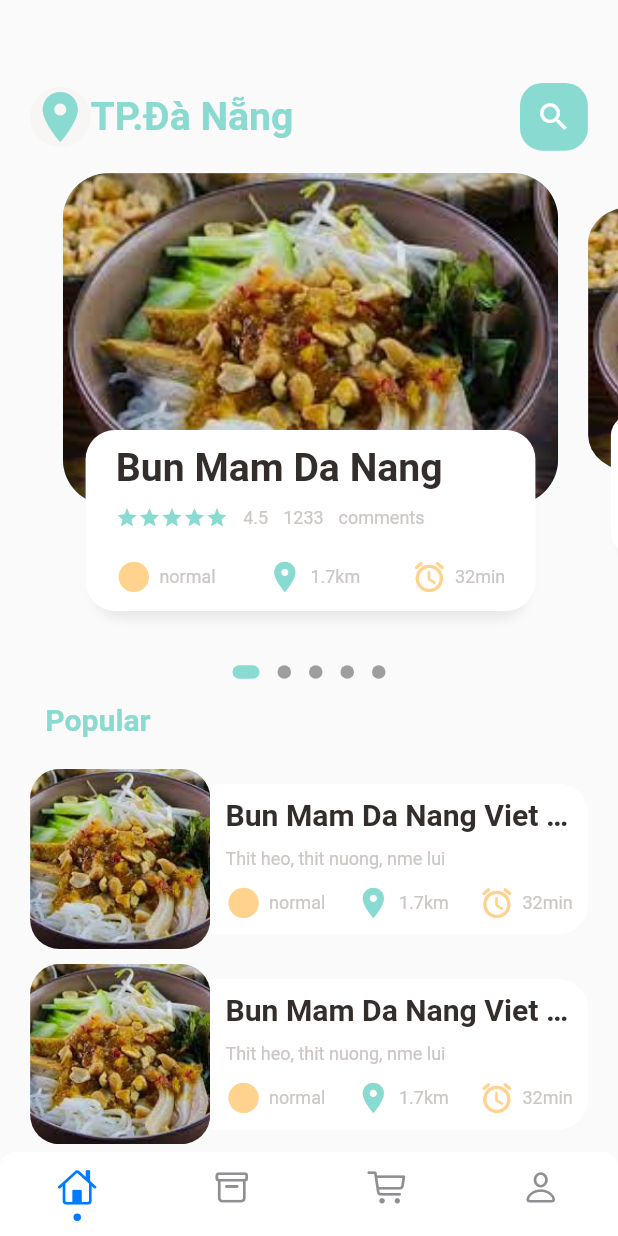
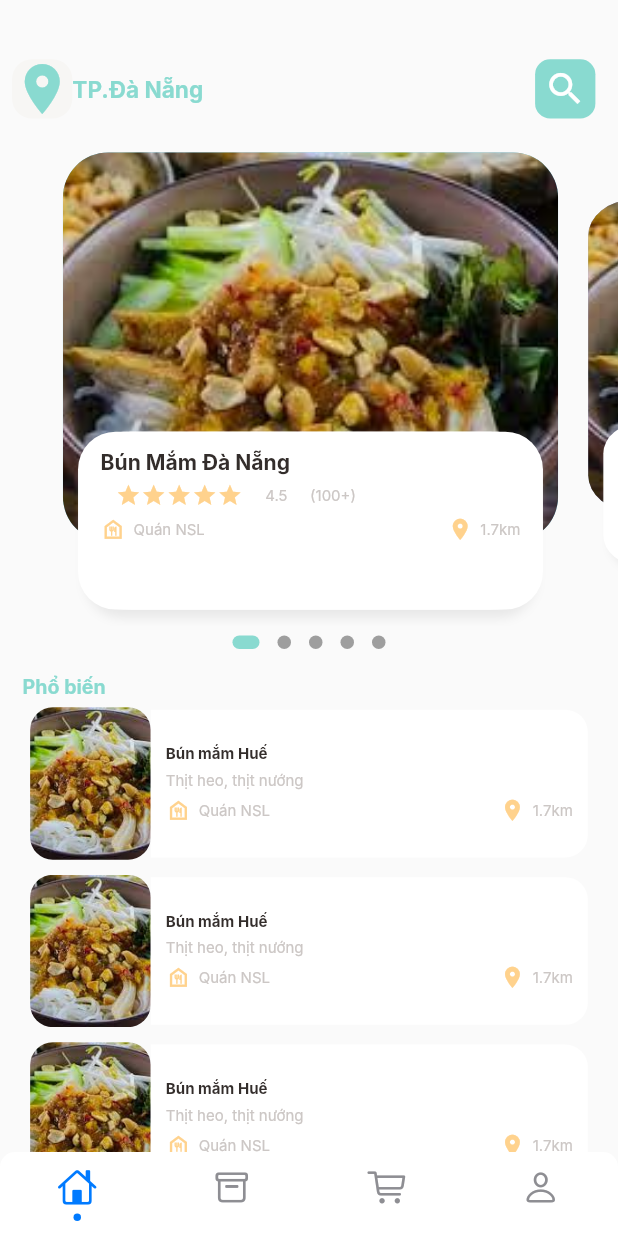
Before and after one commit to nthanhthan/app_food, a Flutter app: the screen it shows after launch, on a phone screen of 412 x 824 dp. Run offline on Flutter 3.47's test engine with Material 2 defaults, Android fonts, the phone set to English and light mode, and no system bars; drawn by our look-alikes of dots_indicator, persistent_bottom_nav_bar; our stand-ins replace flutter_screenutil, get; Roboto replaces fonts that are missing (Inter).

Commit message:
Edit Dimention Flutter_ScreenUtil

```diff
--- a/lib/main.dart
+++ b/lib/main.dart
@@ -1,7 +1,9 @@
 import 'package:app_food/routes/route_helper.dart';
 import 'package:flutter/material.dart';
+import 'package:flutter_screenutil/flutter_screenutil.dart';
 import 'package:get/get.dart';
-void main() {
+void main() async{
+  await ScreenUtil.ensureScreenSize();
   runApp(const MyApp());
 }
 
@@ -10,12 +12,22 @@ class MyApp extends StatelessWidget {
 
   @override
   Widget build(BuildContext context) {
+    return ScreenUtilInit(
+      designSize: const Size(410, 730),
+      minTextAdapt: true,
+      splitScreenMode: true,
+      builder: (context , child) {
         return GetMaterialApp(
           debugShowCheckedModeBanner: false,
           title: 'Flutter Demo',
           // home: MainFoodPage(),
+
           initialRoute: RouteHelper.getInitial(),
           getPages: RouteHelper.routes,
         );
+      },
+      // child: const HomePage(title: 'First Method'),
+    );
+
   }
 }
--- a/lib/pages/home/food_page_body.dart
+++ b/lib/pages/home/food_page_body.dart
@@ -1,6 +1,7 @@
 
 import 'package:dots_indicator/dots_indicator.dart';
 import 'package:flutter/material.dart';
+import 'package:flutter_screenutil/flutter_screenutil.dart';
 
 import '../../utils/colors.dart';
 import '../../utils/dimensions.dart';
@@ -21,7 +22,7 @@ class _FoodPageBodyState extends State<FoodPageBody> {
   PageController pageController = PageController(viewportFraction: 0.85);
   var _currPageValue = 0.0;
   double _scaleFactor = 0.8;
-  double _height = Dimensions.pageViewContainer;
+  double _height = ScreenUtil().setHeight(280);
   @override
   void initState() {
     super.initState();
@@ -44,7 +45,7 @@ class _FoodPageBodyState extends State<FoodPageBody> {
       children: [
         //slider section
         Container(
-          height: Dimensions.pageView,
+          height: ScreenUtil().setHeight(280),
           child: PageView.builder(
               controller: pageController,
               itemCount: 5,
@@ -66,23 +67,22 @@ class _FoodPageBodyState extends State<FoodPageBody> {
         ),
         //Popular Text
         SizedBox(
-          height: Dimensions.height10,
+          height: ScreenUtil().setHeight(10),
         ),
         Container(
-          margin: EdgeInsets.only(left: Dimensions.width30),
+          margin: EdgeInsets.only(left: ScreenUtil().setWidth(15)),
           child: Row(
             crossAxisAlignment: CrossAxisAlignment.end,
             children: [
-              BigText(text: "Popular",
+              BigText(text: "Phổ biến",
                 color: AppColors.mainColor,
-
               ),
             ],
           ),
         ),
         //list of  food and images
         ListView.builder(
-          padding: EdgeInsets.only(top: Dimensions.height20),
+          padding: EdgeInsets.only(top: ScreenUtil().setHeight(5)),
             physics: NeverScrollableScrollPhysics(),
               shrinkWrap: true,
               itemCount: 10,
@@ -94,11 +94,11 @@ class _FoodPageBodyState extends State<FoodPageBody> {
                     children: [
                       //image section
                       Container(
-                        width: Dimensions.listViewImgSize,
-                        height: Dimensions.listViewImgSize,
+                        width:ScreenUtil().setWidth(80),
+                        height: ScreenUtil().setHeight(90),
                         decoration: BoxDecoration(
                             borderRadius:
-                                BorderRadius.circular(Dimensions.radius20),
+                                BorderRadius.circular(ScreenUtil().radius(15)),
                             color: Colors.white38,
                             image: DecorationImage(
                               fit: BoxFit.cover,
@@ -107,38 +107,34 @@ class _FoodPageBodyState extends State<FoodPageBody> {
                       //text container
                       Expanded(
                         child: Container(
-                          height: Dimensions.listViewTextContSize,
+                          height: ScreenUtil().setWidth(98),
                           decoration: BoxDecoration(
                             borderRadius: BorderRadius.only(
-                              topRight: Radius.circular(Dimensions.radius20),
-                              bottomRight: Radius.circular(Dimensions.radius20),
+                              topRight: Radius.circular(ScreenUtil().radius(15)),
+                              bottomRight: Radius.circular(ScreenUtil().radius(15)),
                             ),
                             color: Colors.white,
                           ),
                           child: Padding(
-                            padding: EdgeInsets.only(left: Dimensions.width10,right: Dimensions.width10),
+                            padding: EdgeInsets.only(left: ScreenUtil().setWidth(10),right:  ScreenUtil().setWidth(10)),
                             child: Column(
                               crossAxisAlignment: CrossAxisAlignment.start,
                               mainAxisAlignment: MainAxisAlignment.center,
                               children: [
-                                BigText(text: "Bun Mam Da Nang Viet Nam"),
-                                SizedBox(height: Dimensions.height10,),
-                                SmallText(text: "Thit heo, thit nuong, nme lui"),
-                                SizedBox(height: Dimensions.height10,),
+                                BigText(text: "Bún mắm Huế",size:  ScreenUtil().setSp(10),),
+                                SizedBox(height:  ScreenUtil().setHeight(5),),
+                                SmallText(text: "Thịt heo, thịt nướng"),
+                                SizedBox(height: ScreenUtil().setHeight(5),),
                                 Row(
                                   mainAxisAlignment: MainAxisAlignment.spaceBetween,
                                   children: [
                                     IconAndTextWidget(
-                                        icon: Icons.circle_sharp,
-                                        text: "normal",
+                                        icon: Icons.food_bank_outlined,
+                                        text: "Quán NSL",
                                         iconColor: AppColors.iconColor1),
                                     IconAndTextWidget(
                                         icon: Icons.location_on,
                                         text: "1.7km",
-                                        iconColor: AppColors.mainColor),
-                                    IconAndTextWidget(
-                                        icon: Icons.access_alarm_rounded,
-                                        text: "32min",
                                         iconColor: AppColors.iconColor1),
                                   ],
                                 )
@@ -186,11 +182,11 @@ class _FoodPageBodyState extends State<FoodPageBody> {
       child: Stack(
         children: [
           Container(
-            height: Dimensions.pageViewContainer,
+            height: ScreenUtil().setHeight(230),
             margin: EdgeInsets.only(
-                left: Dimensions.width10, right: Dimensions.width10),
+                left: ScreenUtil().setWidth(10), right: ScreenUtil().setWidth(10)),
             decoration: BoxDecoration(
-                borderRadius: BorderRadius.circular(Dimensions.radius30),
+                borderRadius: BorderRadius.circular(ScreenUtil().radius(30)),
                 color: index.isEven ? Color(0xFF69c5df) : Color(0xFF9294cc),
                 image: DecorationImage(
                     fit: BoxFit.cover,
@@ -199,13 +195,13 @@ class _FoodPageBodyState extends State<FoodPageBody> {
           Align(
             alignment: Alignment.bottomCenter,
             child: Container(
-              height: Dimensions.pageViewTextContainer,
+              height: ScreenUtil().setHeight(105),
               margin: EdgeInsets.only(
-                  left: Dimensions.width30,
-                  right: Dimensions.width30,
-                  bottom: Dimensions.height30),
+                  left: ScreenUtil().setWidth(25),
+                  right: ScreenUtil().setWidth(25),
+                  bottom:ScreenUtil().setHeight(10)),
               decoration: BoxDecoration(
-                  borderRadius: BorderRadius.circular(Dimensions.radius20),
+                  borderRadius: BorderRadius.circular(ScreenUtil().radius(25)),
                   color: Colors.white,
                   boxShadow: [
                     BoxShadow(
@@ -217,10 +213,10 @@ class _FoodPageBodyState extends State<FoodPageBody> {
                   ]),
               child: Container(
                 padding: EdgeInsets.only(
-                    top: Dimensions.height10,
-                    left: Dimensions.height15,
-                    right: Dimensions.height15),
-                child: AppColumn(text: "Bun Mam Da Nang"),
+                    top: ScreenUtil().setHeight(10),
+                    left: ScreenUtil().setWidth(10),
+                    right: ScreenUtil().setWidth(10)),
+                child: AppColumn(text: "Bún Mắm Đà Nẵng"),
               ),
             ),
           )
--- a/lib/pages/home/main_food_page.dart
+++ b/lib/pages/home/main_food_page.dart
@@ -1,4 +1,5 @@
 import 'package:flutter/material.dart';
+import 'package:flutter_screenutil/flutter_screenutil.dart';
 
 import '../../utils/colors.dart';
 import '../../utils/dimensions.dart';
@@ -23,9 +24,9 @@ class _MainFoodPageState extends State<MainFoodPage> {
           Container(
             child: Container(
               margin: EdgeInsets.only(
-                  top: Dimensions.height55, bottom: Dimensions.height15),
+                  top: ScreenUtil().setHeight(35), bottom:ScreenUtil().setHeight(20)),
               padding: EdgeInsets.only(
-                  left: Dimensions.width20, right: Dimensions.width20),
+                  left: ScreenUtil().setWidth(8), right:ScreenUtil().setWidth(15)),
               child: Row(
                 mainAxisAlignment: MainAxisAlignment.spaceBetween,
                 children: [
@@ -35,19 +36,19 @@ class _MainFoodPageState extends State<MainFoodPage> {
                       BigText(
                         text: "TP.Đà Nẵng",
                         color: AppColors.mainColor,
-                        size: Dimensions.font26,
+                        size: ScreenUtil().setSp(15),
                       ),
                     ],
                   ),
                   Center(
                     child: Container(
-                      width: Dimensions.height45,
-                      height: Dimensions.height45,
+                      width: ScreenUtil().setWidth(40),
+                      height: ScreenUtil().setHeight(35),
                       child: Icon(Icons.search,
-                          color: Colors.white, size: Dimensions.iconSize24),
+                          color: Colors.white, size: ScreenUtil().setHeight(25)),
                       decoration: BoxDecoration(
                         borderRadius:
-                            BorderRadius.circular(Dimensions.radius15),
+                            BorderRadius.circular(ScreenUtil().radius(10)),
                         color: AppColors.mainColor,
                       ),
                     ),
--- a/lib/routes/route_helper.dart
+++ b/lib/routes/route_helper.dart
@@ -1,3 +1,4 @@
+import 'package:app_food/auth/sign_in_page.dart';
 import 'package:get/get_navigation/src/routes/get_route.dart';
 
 import '../pages/home/home_page.dart';
--- a/lib/utils/colors.dart
+++ b/lib/utils/colors.dart
@@ -12,4 +12,5 @@ class AppColors{
   static final Color titleColor=const Color(0xFF5c524f);
   static final Color mainBlackColor=const Color(0xFF332d2b);
   static final Color yellowColor=const Color(0xFFffd379);
+  static final Color borderBottom=const Color(0xFFD9D9D9);
 }
--- a/lib/utils/dimensions.dart
+++ b/lib/utils/dimensions.dart
@@ -38,9 +38,9 @@ static double iconSize24=screenHeight/34.17;
 static double listViewImgSize=screenWidth/3.43; //411/120
 static double listViewTextContSize=screenWidth/4.11;  //411/100
 
-//pupular food
-static double popularFoodImgSize=screenHeight/2.34;
+//popular food
+static double popularFoodImgSize=screenHeight/3;
 
 //bottom height
-static double bottomHeightBar=screenHeight/6.83;
+static double bottomHeightBar=screenHeight/9;
 }
--- a/lib/widgets/app_column.dart
+++ b/lib/widgets/app_column.dart
@@ -1,4 +1,5 @@
 import 'package:flutter/material.dart';
+import 'package:flutter_screenutil/flutter_screenutil.dart';
 
 
 import '../utils/colors.dart';
@@ -17,53 +18,49 @@ class AppColumn extends StatelessWidget {
     return Column(
       crossAxisAlignment: CrossAxisAlignment.start,
       children: [
-        BigText(text: text,size: Dimensions.font26,),
+        BigText(text: text,size: ScreenUtil().setSp(14),),
         SizedBox(
-          height: Dimensions.height10,
+          height: ScreenUtil().setHeight(5),
         ),
         Row(
           children: [
+            SizedBox(
+              width: ScreenUtil().setWidth(10),
+            ),
             Wrap(
               children: List.generate(5, (index) {
                 return Icon(
                   Icons.star,
-                  color: AppColors.mainColor,
-                  size: 15,
+                  color: AppColors.iconColor1,
+                  size: ScreenUtil().setHeight(15),
                 );
               }),
             ),
             SizedBox(
-              width: 10,
+              width: ScreenUtil().setWidth(15),
             ),
             SmallText(text: "4.5"),
             SizedBox(
-              width: 10,
+              width: ScreenUtil().setWidth(15),
             ),
-            SmallText(text: "1233"),
-            SizedBox(
-              width: 10,
-            ),
-            SmallText(text: "comments")
+            SmallText(text: "(100+)")
           ],
         ),
         SizedBox(
-          height: Dimensions.height20,
+          height:ScreenUtil().setHeight(5),
         ),
         Row(
           mainAxisAlignment: MainAxisAlignment.spaceBetween,
           children: [
             IconAndTextWidget(
-                icon: Icons.circle_sharp,
-                text: "normal",
+                icon: Icons.food_bank_outlined,
+                text: "Quán NSL",
                 iconColor: AppColors.iconColor1),
             IconAndTextWidget(
                 icon: Icons.location_on,
                 text: "1.7km",
-                iconColor: AppColors.mainColor),
-            IconAndTextWidget(
-                icon: Icons.access_alarm_rounded,
-                text: "32min",
                 iconColor: AppColors.iconColor1),
+
           ],
         )
       ],
--- a/lib/widgets/app_icon.dart
+++ b/lib/widgets/app_icon.dart
@@ -1,5 +1,6 @@
 import 'package:flutter/cupertino.dart';
 import 'package:flutter/material.dart';
+import 'package:flutter_screenutil/flutter_screenutil.dart';
 import '../utils/colors.dart';
 import '../utils/dimensions.dart';
 
@@ -18,10 +19,10 @@ class AppIcon extends StatelessWidget {
   @override
   Widget build(BuildContext context) {
     return Container(
-      width: Dimensions.iconSize40,
-      height: Dimensions.iconSize40,
+      width: ScreenUtil().setWidth(40),
+      height: ScreenUtil().setHeight(35),
       decoration: BoxDecoration(
-        borderRadius: BorderRadius.circular(size/2),
+        borderRadius: BorderRadius.circular(size/3),
         color: AppColors.buttonBackgroundColor,
       ),
       child: Icon(
--- a/lib/widgets/big_text.dart
+++ b/lib/widgets/big_text.dart
@@ -1,4 +1,5 @@
 import 'package:flutter/cupertino.dart';
+import 'package:flutter_screenutil/flutter_screenutil.dart';
 
 import '../utils/dimensions.dart';
 
@@ -8,6 +9,8 @@ class BigText extends StatelessWidget {
   final String text;
   double size;
   TextOverflow overFlow;
+
+
   BigText(
       {Key? key,
       this.color=const Color(0xFF332d2b),
@@ -23,9 +26,9 @@ class BigText extends StatelessWidget {
       maxLines: 1,
       overflow: overFlow,
       style: TextStyle(
-        fontFamily: 'Roboto',
+        fontFamily: 'Inter',
         color: color,
-        fontSize: size==0?Dimensions.font20:size,
+        fontSize: size==0?ScreenUtil().setSp(13):size,
         fontWeight: FontWeight.bold,
       ),
     );
--- a/lib/widgets/icon_and_text_widget.dart
+++ b/lib/widgets/icon_and_text_widget.dart
@@ -1,4 +1,5 @@
 import 'package:flutter/material.dart';
+import 'package:flutter_screenutil/flutter_screenutil.dart';
 
 import '../utils/dimensions.dart';
 import 'small_text.dart';
@@ -18,8 +19,8 @@ class IconAndTextWidget extends StatelessWidget {
   Widget build(BuildContext context) {
     return Row(
       children: [
-        Icon(icon,color: iconColor,size: Dimensions.iconSize24,),
-        SizedBox(width: 5,),
+        Icon(icon,color: iconColor,size: ScreenUtil().setHeight(15),),
+        SizedBox(width: ScreenUtil().setWidth(5),),
         SmallText(text: text),
       ],
     );
--- a/lib/widgets/small_text.dart
+++ b/lib/widgets/small_text.dart
@@ -9,7 +9,7 @@ class SmallText extends StatelessWidget {
       {Key? key,
         this.color=const Color(0xFFccc7c5),
         required this.text,
-        this.size = 12,
+        this.size = 10,
         this.height=1.2
         })
       : super(key: key);
@@ -19,7 +19,7 @@ class SmallText extends StatelessWidget {
     return Text(
       text,
       style: TextStyle(
-        fontFamily: 'Roboto',
+        fontFamily: 'Inter',
         color: color,
         fontSize: size,
         height: height
--- a/pubspec.yaml
+++ b/pubspec.yaml
@@ -32,6 +32,7 @@ dependencies:
   dots_indicator: ^2.1.0
   get: ^4.1.4
   persistent_bottom_nav_bar: ^4.0.2
+  flutter_screenutil: 5.5.4
 
   # The following adds the Cupertino Icons font to your application.
   # Use with the CupertinoIcons class for iOS style icons.
```
Also changed, not shown: lib/auth/sign_in_page.dart (+18 -14 lines), lib/auth/sign_up_page.dart (+16 -14 lines), lib/pages/food/popular_food_detail.dart (+43 -45 lines), lib/pages/food/recommend_food_detail.dart (+2 -8 lines), lib/pages/food/topping.dart (added, +76 -0 lines), lib/widgets/app_text_field.dart (+6 -5 lines), lib/widgets/expandable_text_widget.dart (+5 -3 lines), pubspec.lock. Lines whose indentation alone changed are shown as unchanged.
